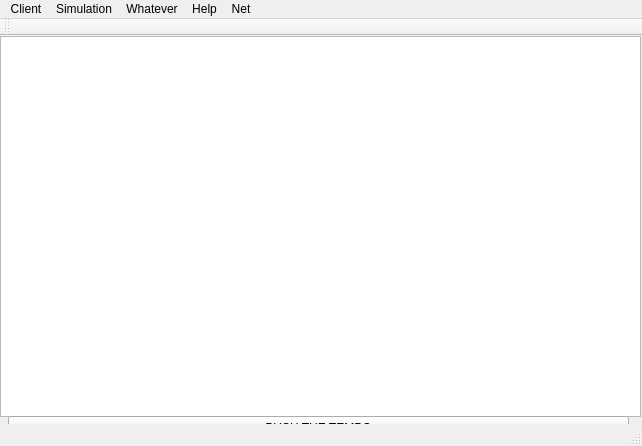
Above: mainwindow.ui from garretraziel/icp before the change. Below: the same form after it.
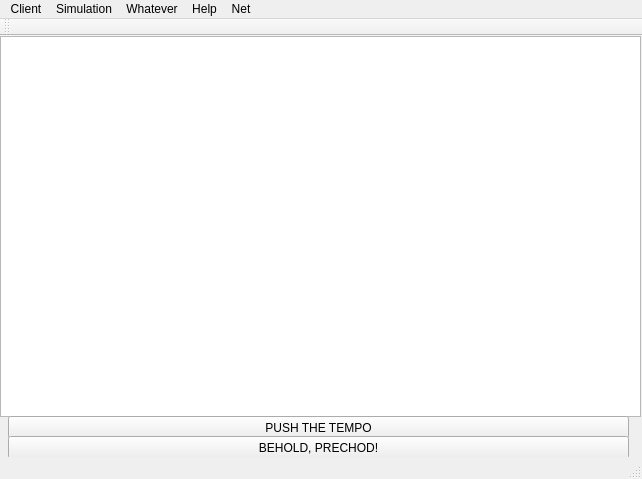
That is the form after the change.

Commit message: par zmen, dedeni na ctverecky a kolecka, moznost pridat cary (jen staticky)

What changed in the file:
```diff
--- a/mainwindow.ui
+++ b/mainwindow.ui
@@ -7,7 +7,7 @@
     <x>0</x>
     <y>0</y>
     <width>642</width>
-    <height>446</height>
+    <height>479</height>
    </rect>
   </property>
   <property name="windowTitle">
@@ -40,6 +40,19 @@
      <string>PUSH THE TEMPO</string>
     </property>
    </widget>
+   <widget class="QPushButton" name="pushButtonRect">
+    <property name="geometry">
+     <rect>
+      <x>8</x>
+      <y>400</y>
+      <width>621</width>
+      <height>23</height>
+     </rect>
+    </property>
+    <property name="text">
+     <string>BEHOLD, PRECHOD!</string>
+    </property>
+   </widget>
   </widget>
   <widget class="QMenuBar" name="menuBar">
    <property name="geometry">
```
The commit also changes 2 other files.
